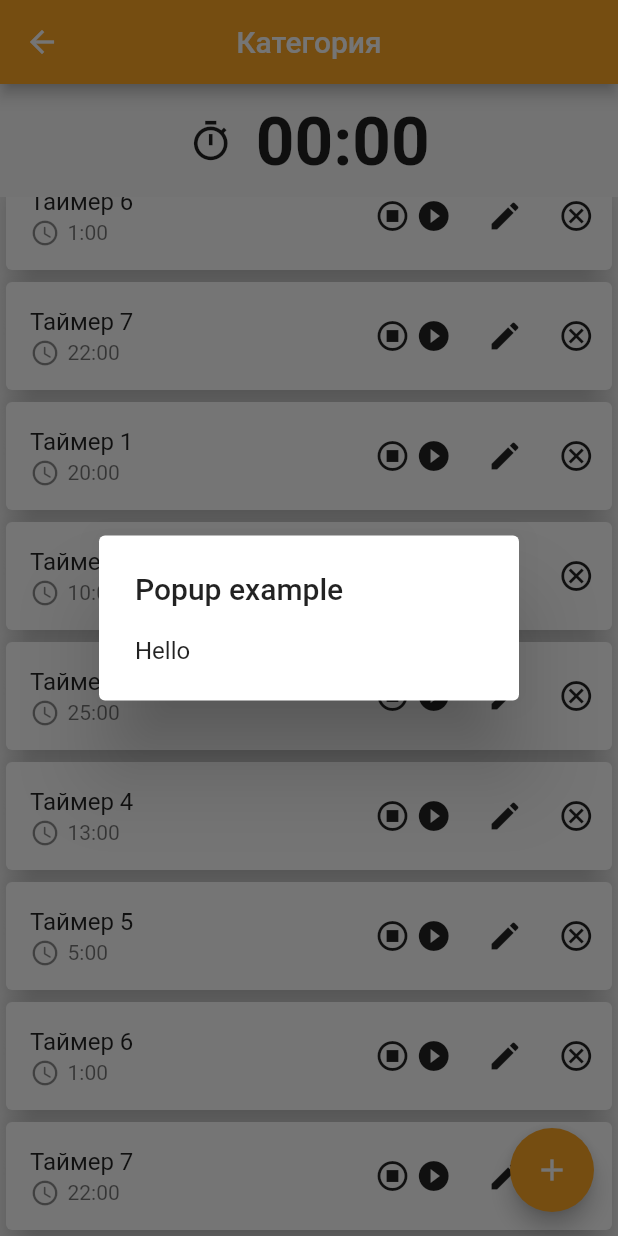
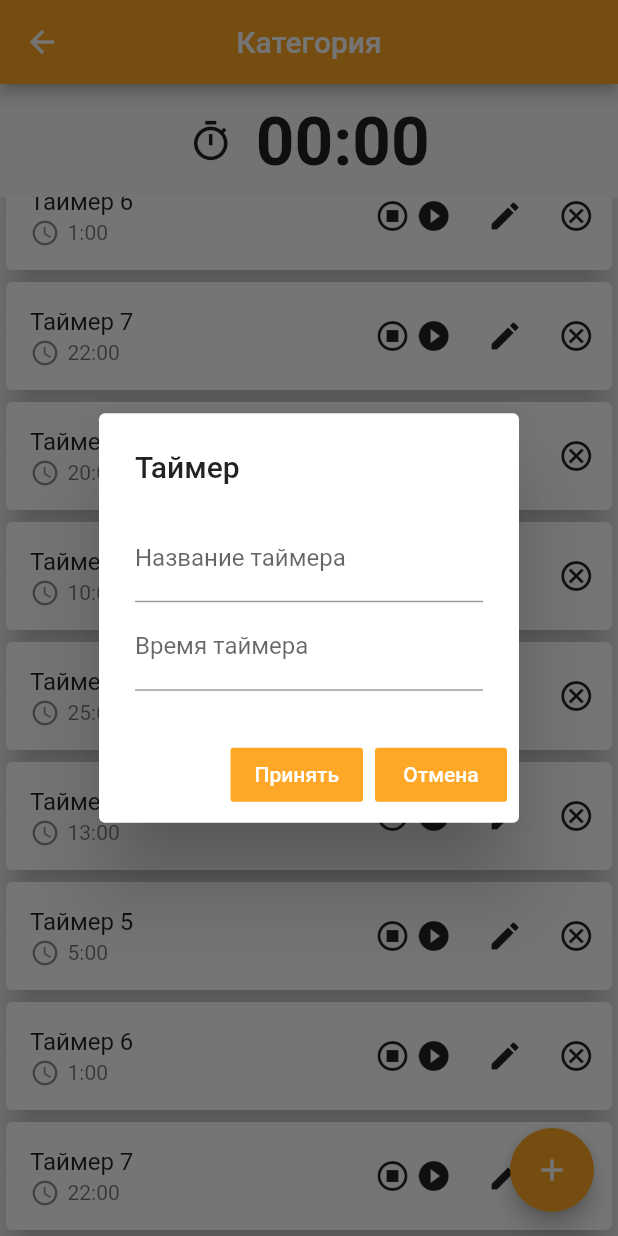
Before and after one commit to devrimma/timer, a Flutter app: the TimerList screen opened directly, scrolled down 427 dp, after a tap on the "add" icon, on a phone screen of 412 x 824 dp. Run offline on Flutter 3.47's test engine with Material 2 defaults, Android fonts, the phone set to English and light mode, and no system bars.

Commit message:
fixed timer popup

```diff
--- a/lib/screens/popup_creating_timer.dart
+++ b/lib/screens/popup_creating_timer.dart
@@ -1,18 +1,75 @@
 import 'package:flutter/material.dart';
-import 'package:rflutter_alert/rflutter_alert.dart';
 
 class PopupTimer extends StatelessWidget {
   @override
   Widget build(BuildContext context) {
+    TextEditingController myController1 = TextEditingController();
+    TextEditingController myController2 = TextEditingController();
+
     return AlertDialog(
-        title: const Text('Popup example'),
-    content: new Column(
-    mainAxisSize: MainAxisSize.min,
-    crossAxisAlignment: CrossAxisAlignment.start,
-    children: <Widget>[
-    Text("Hello"),
-    ]
-    ,
-    ));
+      title: const Text("Таймер"),
+      content: Container(
+        child: Wrap(
+          children: [
+            TextField(
+              decoration: InputDecoration(
+                labelText: "Название таймера",
+              ),
+              controller: myController1,
+            ),
+            TextField(
+              decoration: InputDecoration(
+                labelText: "Время таймера",
+              ),
+              controller: myController2,
+            ),
+          ],
+        ),
+      ),
+      actions: <Widget>[
+        FlatButton(
+            color: Colors.orange[400],
+            textColor: Colors.white,
+            child: Text("Принять"),
+            onPressed: () {
+              Navigator.pop(context);
+            }),
+        FlatButton(
+            color: Colors.orange[400],
+            textColor: Colors.white,
+            child: Text("Отмена"),
+            onPressed: () {
+              Navigator.pop(context);
+            }),
+      ],
+      // content: SizedBox(
+      //   child: Column(
+      //     children: <Widget>[
+      //       Row(
+      //         children: [
+      //           Text("Название таймера"),
+      //           Expanded(
+      //             flex: 1,
+      //             child: TextField(
+      //               controller: myController,
+      //             ),
+      //           ),
+      //         ],
+      //       ),
+      //       Row(
+      //         children: [
+      //           Text("Время таймера"),
+      //           Expanded(
+      //             flex: 1,
+      //             child: TextField(
+      //               controller: myController,
+      //             ),
+      //           ),
+      //         ],
+      //       ),
+      //     ],
+      //   ),
+      // )
+    );
   }
 }
```
Also changed, not shown: lib/screens/category_list.dart (+8 -10 lines).
